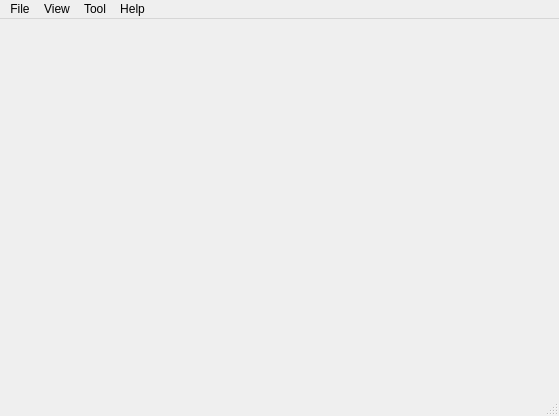
Before: the Qt Designer form src/ui/MainWindow.ui in windless1015/Sculptor3D, drawn with Qt 5.
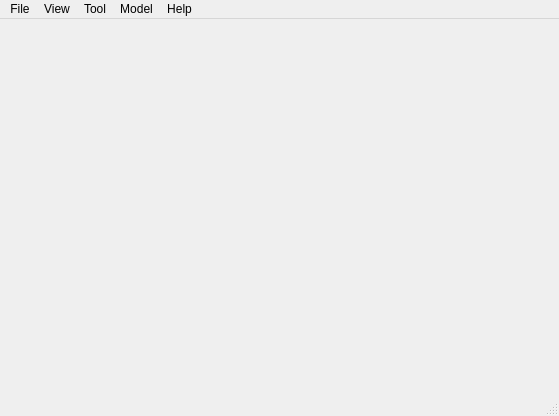
After: the same form once the commit is applied.

Commit message: 1.remove the right click menu 2. move the mode selection from click menu to menu bar section

```diff
--- a/src/ui/MainWindow.ui
+++ b/src/ui/MainWindow.ui
@@ -43,9 +43,15 @@
      <string>Tool</string>
     </property>
    </widget>
+   <widget class="QMenu" name="menuModel">
+    <property name="title">
+     <string>Model</string>
+    </property>
+   </widget>
    <addaction name="menuFile"/>
    <addaction name="menuView"/>
    <addaction name="menuTool"/>
+   <addaction name="menuModel"/>
    <addaction name="menuHelp"/>
   </widget>
   <widget class="QStatusBar" name="statusbar"/>
```
The commit also changes 9 other files.
